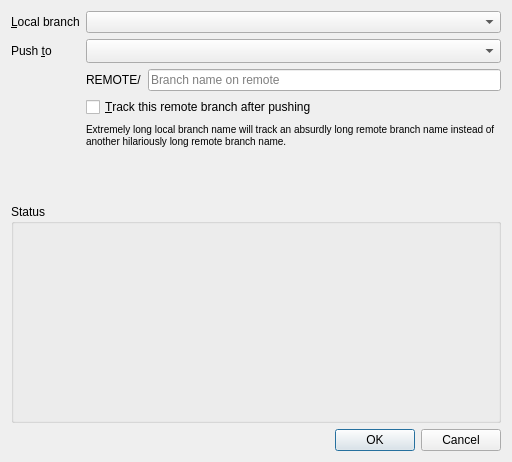
Qt form gitfourchette/forms/pushdialog.ui (weblate/gitfourchette) before a commit.
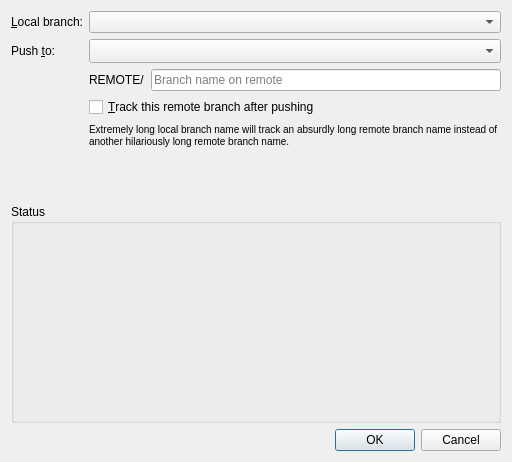
The same form after that commit. Custom widgets are drawn as their Qt base class.

What changed in the file:
```diff
--- a/gitfourchette/forms/pushdialog.ui
+++ b/gitfourchette/forms/pushdialog.ui
@@ -32,7 +32,7 @@
    <item row="0" column="0">
     <widget class="QLabel" name="localBranchLabel">
      <property name="text">
-      <string>&amp;Local branch</string>
+      <string>&amp;Local branch:</string>
      </property>
      <property name="buddy">
       <cstring>localBranchEdit</cstring>
@@ -55,7 +55,7 @@
    <item row="1" column="0">
     <widget class="QLabel" name="remoteBranchLabel">
      <property name="text">
-      <string>Push &amp;to</string>
+      <string>Push &amp;to:</string>
      </property>
      <property name="buddy">
       <cstring>remoteBranchEdit</cstring>
```
